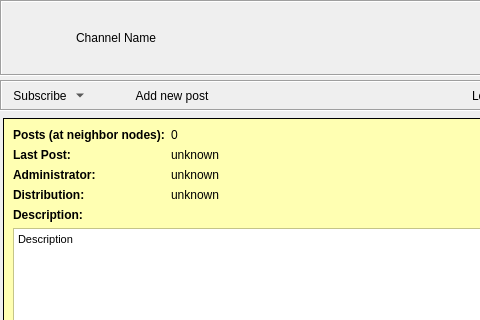
Qt form retroshare-gui/src/gui/gxschannels/GxsChannelPostsWidget.ui (RetroShare/RetroShare) before a commit; both pictures show x 0 to 480 and y 0 to 320 of the 880 by 557 pixel window.
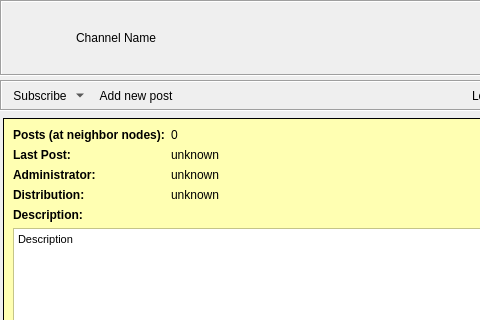
The same form after that commit. Icons and pictures are not drawn. Custom widgets are drawn as their Qt base class.

Commit message: Count subscribers on the channels subscribe button like Youtube

Patch:
```diff
--- a/retroshare-gui/src/gui/gxschannels/GxsChannelPostsWidget.ui
+++ b/retroshare-gui/src/gui/gxschannels/GxsChannelPostsWidget.ui
@@ -138,28 +138,6 @@
         </property>
        </widget>
       </item>
-      <item>
-       <widget class="QLabel" name="subscribersLabel">
-        <property name="minimumSize">
-         <size>
-          <width>30</width>
-          <height>0</height>
-         </size>
-        </property>
-        <property name="toolTip">
-         <string>Subscribers</string>
-        </property>
-        <property name="styleSheet">
-         <string notr="true"/>
-        </property>
-        <property name="text">
-         <string/>
-        </property>
-        <property name="alignment">
-         <set>Qt::AlignCenter</set>
-        </property>
-       </widget>
-      </item>
       <item>
        <widget class="QToolButton" name="postButton">
         <property name="focusPolicy">
```
The commit also changes 1 other file.
